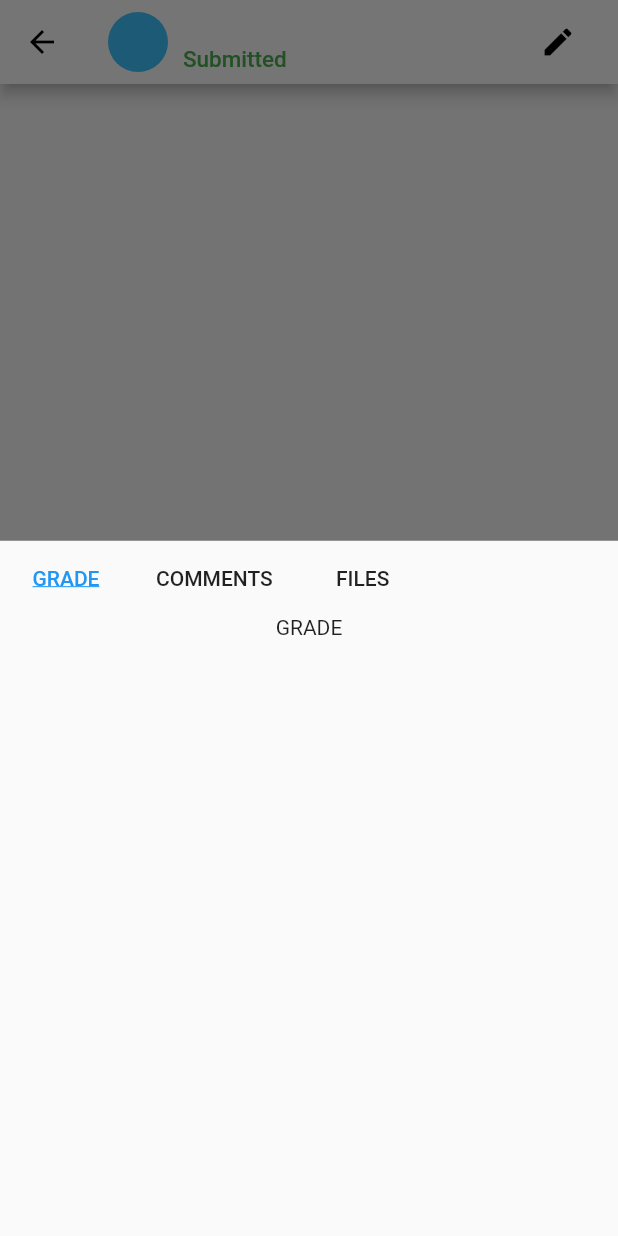
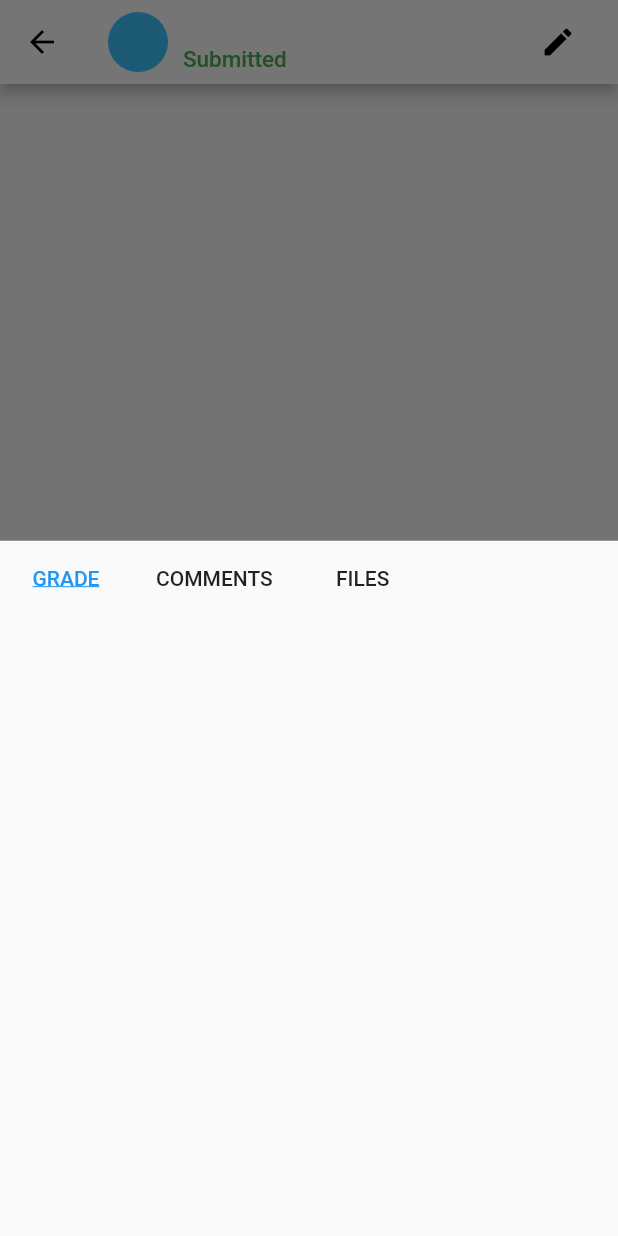
Before and after one commit to UmairJibran/canvasteacher, a Flutter app: the GradeScreen screen opened directly with empty values, after a tap on "Grade", on a phone screen of 412 x 824 dp. Run offline on Flutter 3.47's test engine with Material 2 defaults, Android fonts, the phone set to English and light mode, and no system bars; our stand-ins replace auto_size_text, pie_chart.

Commit message:
modularized tabs for bottom sheets

```diff
--- a/lib/screens/grade_screen.dart
+++ b/lib/screens/grade_screen.dart
@@ -1,3 +1,6 @@
+import 'package:canvasteacher/widgets/bottom_sheet/comments.dart';
+import 'package:canvasteacher/widgets/bottom_sheet/files.dart';
+import 'package:canvasteacher/widgets/bottom_sheet/grades.dart';
 import 'package:flutter/material.dart';
 // import 'package:quill_delta/quill_delta.dart';
 // import 'package:zefyr/zefyr.dart';
@@ -115,11 +118,15 @@ class _GradeScreenState extends State<GradeScreen> {
     );
   }
 
+  // void _showBottomSheet(BuildContext context) {
+  //   BottomModalSheet(context: context);
+  // }
   void _showBottomSheet(BuildContext context) {
     List<String> options = ["GRADE", "COMMENTS", "FILES"];
     showModalBottomSheet(
       context: context,
-      builder: (BuildContext context) => Container(
+      builder: (BuildContext context) => StatefulBuilder(
+        builder: (BuildContext context, StateSetter setState) => Container(
           height: MediaQuery.of(context).size.height,
           width: MediaQuery.of(context).size.width,
           child: Column(
@@ -153,10 +160,15 @@ class _GradeScreenState extends State<GradeScreen> {
                   },
                 ),
               ),
-            Text(
-              options[selectedIndex],
+              Container(
+                child: selectedIndex == 0
+                    ? BottomSheetGradeTab()
+                    : selectedIndex == 1
+                        ? BottomSheetCommentTab()
+                        : BottomSheetFileTab(),
               ),
             ],
+          ),
         ),
       ),
     );
--- /dev/null
+++ b/lib/widgets/bottom_sheet/grades.dart
@@ -0,0 +1,10 @@
+import 'package:flutter/material.dart';
+
+class BottomSheetGradeTab extends StatelessWidget {
+  @override
+  Widget build(BuildContext context) {
+    return Column(
+      children: [],
+    );
+  }
+}
```
Also changed, not shown: lib/widgets/bottom_sheet/comments.dart (added, +10 -0 lines), lib/widgets/bottom_sheet/files.dart (added, +10 -0 lines). Lines whose indentation alone changed are shown as unchanged.
